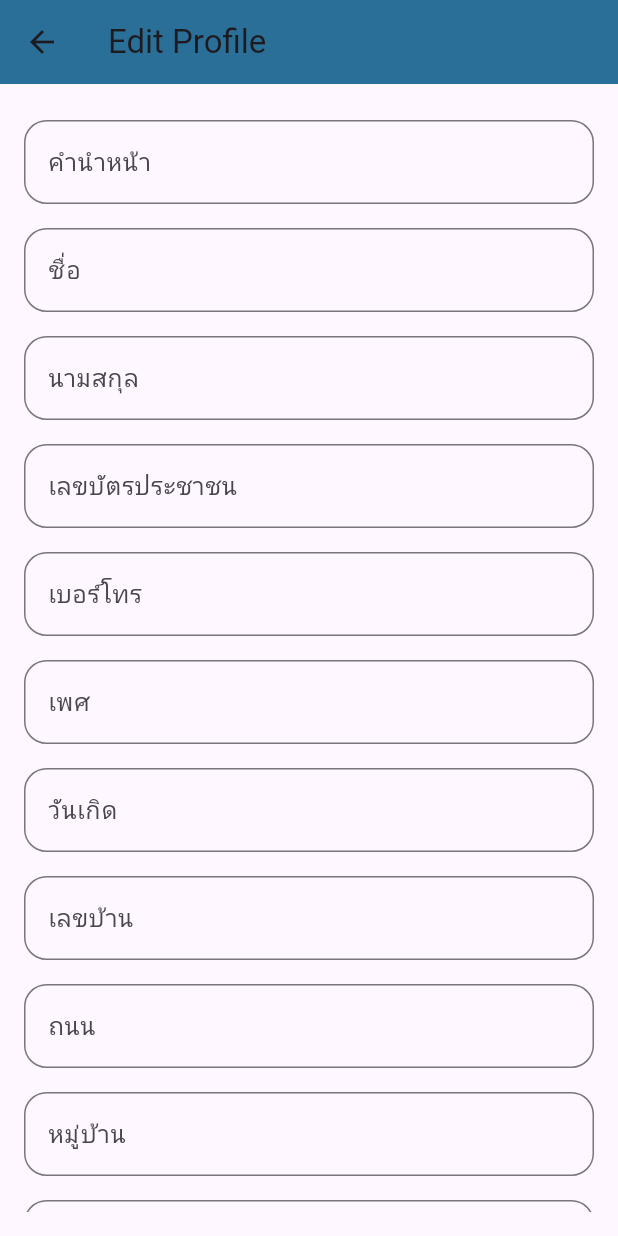
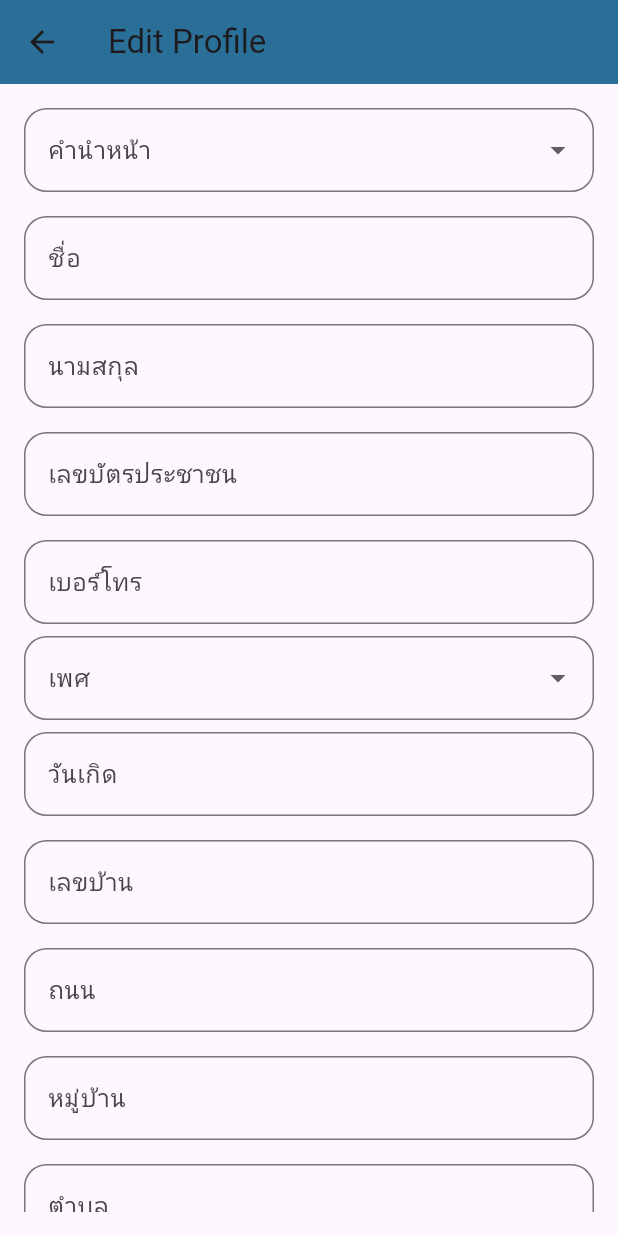
Before and after one commit to ForceWutthichai/Login, a Flutter app: the EditProfilePage screen opened directly with empty values, on a phone screen of 412 x 824 dp. Run offline on Flutter 3.47's test engine with Material 3 defaults, Android fonts, the phone set to English and light mode, and no system bars; our stand-ins replace auto_route, url_strategy.

Commit message:
edit profile เหลือ bmi เเละรอบเอว

```diff
--- a/lib/screen/edit_profile_page.dart
+++ b/lib/screen/edit_profile_page.dart
@@ -15,11 +15,15 @@ class EditProfilePage extends StatefulWidget {
 class _EditProfilePageState extends State<EditProfilePage> {
   final _formKey = GlobalKey<FormState>();
   late Map<String, dynamic> _formData;
+  late String selectedTitle;
+  late String selectedGender;
 
   @override
   void initState() {
     super.initState();
     _formData = Map<String, dynamic>.from(widget.profileData);
+    selectedTitle = _formData['title_name'];
+    selectedGender = _formData['gender'];
   }
 
   Future<void> _saveProfile() async {
@@ -35,7 +39,7 @@ class _EditProfilePageState extends State<EditProfilePage> {
           ScaffoldMessenger.of(context).showSnackBar(
             SnackBar(content: Text('Profile updated successfully')),
           );
-          Navigator.pop(context);
+          Navigator.pop(context, _formData);
         } else {
           ScaffoldMessenger.of(context).showSnackBar(
             SnackBar(content: Text('Failed to update profile')),
@@ -63,12 +67,59 @@ class _EditProfilePageState extends State<EditProfilePage> {
           child: SingleChildScrollView(
             child: Column(
               children: [
-                _buildTextFormField('title_name', 'คำนำหน้า'),
+                DropdownButtonFormField<String>(
+                  value: selectedTitle,
+                  items: ['นาย', 'นาง', 'นางสาว'].map((String value) {
+                    return DropdownMenuItem<String>(
+                      value: value,
+                      child: Text(value),
+                    );
+                  }).toList(),
+                  onChanged: (value) {
+                    setState(() {
+                      selectedTitle = value!;
+                      _formData['title_name'] = value;
+                    });
+                  },
+                  decoration: InputDecoration(
+                    labelText: 'คำนำหน้า',
+                    border: OutlineInputBorder(
+                      borderRadius: BorderRadius.circular(15.0),
+                    ),
+                  ),
+                  onSaved: (value) {
+                    _formData['title_name'] = value;
+                  },
+                ),
+                SizedBox(height: 8.0),
                 _buildTextFormField('first_name', 'ชื่อ'),
                 _buildTextFormField('last_name', 'นามสกุล'),
                 _buildTextFormField('id_card', 'เลขบัตรประชาชน'),
                 _buildTextFormField('phone', 'เบอร์โทร'),
-                _buildTextFormField('gender', 'เพศ'),
+                DropdownButtonFormField<String>(
+                  value: selectedGender,
+                  items: ['ชาย', 'หญิง', 'อื่นๆ'].map((String value) {
+                    return DropdownMenuItem<String>(
+                      value: value,
+                      child: Text(value),
+                    );
+                  }).toList(),
+                  onChanged: (value) {
+                    setState(() {
+                      selectedGender = value!;
+                      _formData['gender'] = value;
+                    });
+                  },
+                  decoration: InputDecoration(
+                    labelText: 'เพศ',
+                    border: OutlineInputBorder(
+                      borderRadius: BorderRadius.circular(15.0),
+                    ),
+                  ),
+                  onSaved: (value) {
+                    _formData['gender'] = value;
+                  },
+                ),
                 _buildTextFormField('date_birth', 'วันเกิด'),
                 _buildTextFormField('house_number', 'เลขบ้าน'),
                 _buildTextFormField('street', 'ถนน'),
@@ -76,6 +127,9 @@ class _EditProfilePageState extends State<EditProfilePage> {
                 _buildTextFormField('subdistrict', 'ตําบล'),
                 _buildTextFormField('district', 'อําเภอ'),
                 _buildTextFormField('province', 'จังหวัด'),
+                _buildTextFormField('weight', 'น้ำหนัก', isNumeric: true),
+                _buildTextFormField('height', 'ส่วนสูง', isNumeric: true),
+                _buildTextFormField('waist', 'รอบเอว', isNumeric: true),
                 SizedBox(height: 20),
                 ElevatedButton(
                   onPressed: _saveProfile,
@@ -104,19 +158,20 @@ class _EditProfilePageState extends State<EditProfilePage> {
     );
   }
 
-  Widget _buildTextFormField(String key, String label) {
+  Widget _buildTextFormField(String key, String label, {bool isNumeric = false}) {
     return Padding(
       padding: const EdgeInsets.symmetric(vertical: 8.0),
       child: TextFormField(
-        initialValue: _formData[key],
+        initialValue: _formData[key]?.toString(),
         decoration: InputDecoration(
           labelText: label,
           border: OutlineInputBorder(
             borderRadius: BorderRadius.circular(15.0),
           ),
         ),
+        keyboardType: isNumeric ? TextInputType.number : TextInputType.text,
         onSaved: (value) {
-          _formData[key] = value;
+          _formData[key] = isNumeric ? double.tryParse(value!) : value;
         },
       ),
     );
```
Also changed, not shown: lib/screen/profile.dart (+8 -2 lines).
